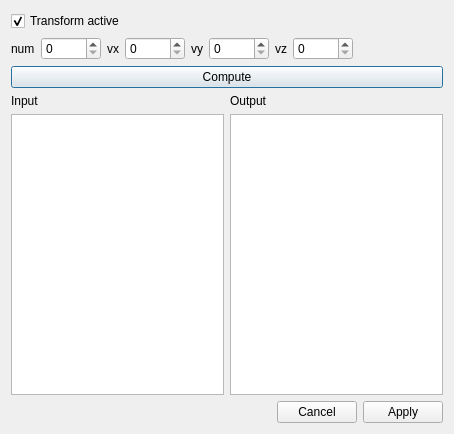
Qt form src/viewRationals/ui/TransformWidget.ui (emartirequena/viewRationals) before a commit.
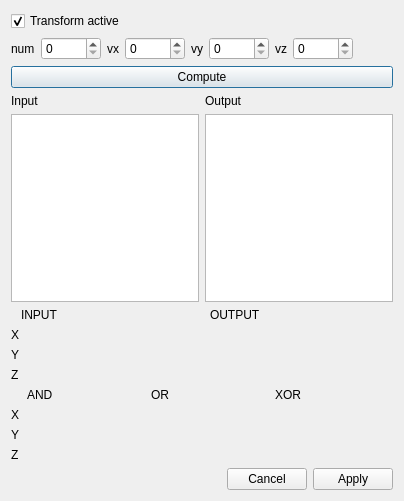
The same form after that commit.

The edit to the form file:
```diff
--- a/src/viewRationals/ui/TransformWidget.ui
+++ b/src/viewRationals/ui/TransformWidget.ui
@@ -6,8 +6,8 @@
    <rect>
     <x>0</x>
     <y>0</y>
-    <width>454</width>
-    <height>434</height>
+    <width>379</width>
+    <height>501</height>
    </rect>
   </property>
   <property name="font">
@@ -18,7 +18,7 @@
   <property name="windowTitle">
    <string>Transform</string>
   </property>
-  <layout class="QVBoxLayout" name="verticalLayout">
+  <layout class="QVBoxLayout" name="verticalLayout_4" stretch="0,0,0,10,0,0,0">
    <item>
     <widget class="QCheckBox" name="activate">
      <property name="text">
@@ -190,7 +190,7 @@
      <item>
       <spacer name="horizontalSpacer_2">
        <property name="orientation">
-        <enum>Qt::Orientation::Horizontal</enum>
+        <enum>Qt::Vertical</enum>
        </property>
        <property name="sizeHint" stdset="0">
         <size>
@@ -241,12 +241,257 @@
      </item>
     </layout>
    </item>
+   <item>
+    <layout class="QVBoxLayout" name="verticalLayout">
+     <item>
+      <layout class="QHBoxLayout" name="input_output_x_2" stretch="0,5,5">
+       <item>
+        <widget class="QLabel" name="label_and_7">
+         <property name="text">
+          <string> </string>
+         </property>
+        </widget>
+       </item>
+       <item>
+        <widget class="QLabel" name="label_x_input_2">
+         <property name="text">
+          <string>INPUT</string>
+         </property>
+        </widget>
+       </item>
+       <item>
+        <widget class="QLabel" name="label_x_output_2">
+         <property name="text">
+          <string>OUTPUT</string>
+         </property>
+        </widget>
+       </item>
+      </layout>
+     </item>
+     <item>
+      <layout class="QHBoxLayout" name="input_output_x" stretch="0,5,5">
+       <item>
+        <widget class="QLabel" name="label_and_4">
+         <property name="text">
+          <string>X</string>
+         </property>
+        </widget>
+       </item>
+       <item>
+        <widget class="QLabel" name="label_x_input">
+         <property name="text">
+          <string/>
+         </property>
+        </widget>
+       </item>
+       <item>
+        <widget class="QLabel" name="label_x_output">
+         <property name="text">
+          <string>   </string>
+         </property>
+        </widget>
+       </item>
+      </layout>
+     </item>
+     <item>
+      <layout class="QHBoxLayout" name="input_output_y" stretch="0,5,5">
+       <item>
+        <widget class="QLabel" name="label_and_5">
+         <property name="text">
+          <string>Y</string>
+         </property>
+        </widget>
+       </item>
+       <item>
+        <widget class="QLabel" name="label_y_input">
+         <property name="text">
+          <string/>
+         </property>
+        </widget>
+       </item>
+       <item>
+        <widget class="QLabel" name="label_y_output">
+         <property name="text">
+          <string>   </string>
+         </property>
+        </widget>
+       </item>
+      </layout>
+     </item>
+     <item>
+      <layout class="QHBoxLayout" name="input_output_z" stretch="0,5,5">
+       <item>
+        <widget class="QLabel" name="label_and_6">
+         <property name="text">
+          <string>Z</string>
+         </property>
+        </widget>
+       </item>
+       <item>
+        <widget class="QLabel" name="label_z_input">
+         <property name="text">
+          <string/>
+         </property>
+        </widget>
+       </item>
+       <item>
+        <widget class="QLabel" name="label_z_output">
+         <property name="text">
+          <string>   </string>
+         </property>
+        </widget>
+       </item>
+      </layout>
+     </item>
+    </layout>
+   </item>
+   <item>
+    <layout class="QVBoxLayout" name="composite_layout">
+     <item>
+      <layout class="QHBoxLayout" name="composite_titles" stretch="0,10,10,10">
+       <item>
+        <widget class="QLabel" name="label_and_9">
+         <property name="text">
+          <string>   </string>
+         </property>
+        </widget>
+       </item>
+       <item>
+        <widget class="QLabel" name="label_and_2">
+         <property name="styleSheet">
+          <string notr="true"/>
+         </property>
+         <property name="text">
+          <string>AND</string>
+         </property>
+        </widget>
+       </item>
+       <item>
+        <widget class="QLabel" name="label_or_2">
+         <property name="styleSheet">
+          <string notr="true"/>
+         </property>
+         <property name="text">
+          <string>OR</string>
+         </property>
+        </widget>
+       </item>
+       <item>
+        <widget class="QLabel" name="label_xor_2">
+         <property name="styleSheet">
+          <string notr="true"/>
+         </property>
+         <property name="text">
+          <string>XOR</string>
+         </property>
+        </widget>
+       </item>
+      </layout>
+     </item>
+     <item>
+      <layout class="QHBoxLayout" name="composite_x" stretch="0,10,10,10">
+       <item>
+        <widget class="QLabel" name="label_and_10">
+         <property name="text">
+          <string>X</string>
+         </property>
+        </widget>
+       </item>
+       <item>
+        <widget class="QLabel" name="label_x_and">
+         <property name="text">
+          <string/>
+         </property>
+        </widget>
+       </item>
+       <item>
+        <widget class="QLabel" name="label_x_or">
+         <property name="text">
+          <string/>
+         </property>
+        </widget>
+       </item>
+       <item>
+        <widget class="QLabel" name="label_x_xor">
+         <property name="text">
+          <string/>
+         </property>
+        </widget>
+       </item>
+      </layout>
+     </item>
+     <item>
+      <layout class="QHBoxLayout" name="composite_y" stretch="0,10,10,10">
+       <item>
+        <widget class="QLabel" name="label_and_12">
+         <property name="text">
+          <string>Y</string>
+         </property>
+        </widget>
+       </item>
+       <item>
+        <widget class="QLabel" name="label_y_and">
+         <property name="text">
+          <string/>
+         </property>
+        </widget>
+       </item>
+       <item>
+        <widget class="QLabel" name="label_y_or">
+         <property name="text">
+          <string/>
+         </property>
+        </widget>
+       </item>
+       <item>
+        <widget class="QLabel" name="label_y_xor">
+         <property name="text">
+          <string/>
+         </property>
+        </widget>
+       </item>
+      </layout>
+     </item>
+     <item>
+      <layout class="QHBoxLayout" name="composize_z" stretch="0,10,10,10">
+       <item>
+        <widget class="QLabel" name="label_and_14">
+         <property name="text">
+          <string>Z</string>
+         </property>
+        </widget>
+       </item>
+       <item>
+        <widget class="QLabel" name="label_z_and">
+         <property name="text">
+          <string/>
+         </property>
+        </widget>
+       </item>
+       <item>
+        <widget class="QLabel" name="label_z_or">
+         <property name="text">
+          <string/>
+         </property>
+        </widget>
+       </item>
+       <item>
+        <widget class="QLabel" name="label_z_xor">
+         <property name="text">
+          <string/>
+         </property>
+        </widget>
+       </item>
+      </layout>
+     </item>
+    </layout>
+   </item>
    <item>
     <layout class="QHBoxLayout" name="horizontalLayout_14" stretch="10,0,0">
      <item>
       <spacer name="horizontalSpacer_10">
        <property name="orientation">
-        <enum>Qt::Orientation::Horizontal</enum>
+        <enum>Qt::Vertical</enum>
        </property>
        <property name="sizeHint" stdset="0">
         <size>
```
Left out of the diff: 47 changed lines with no effect on the pictures.
